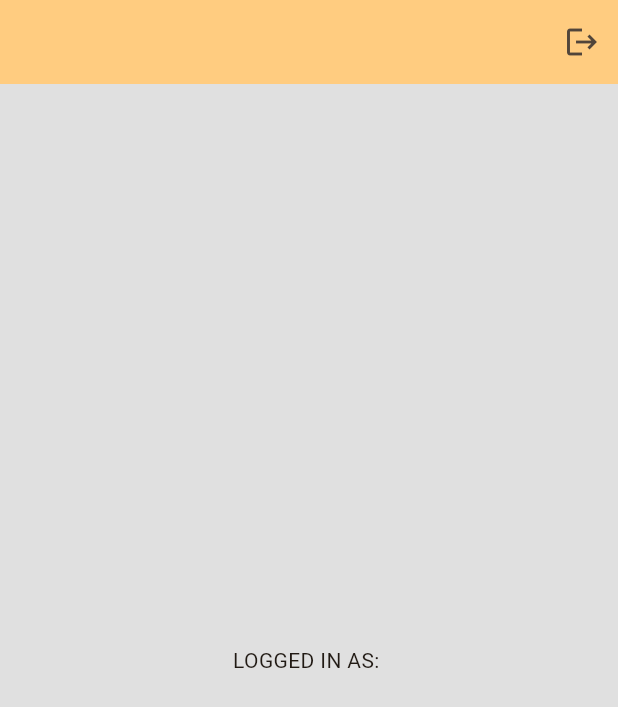
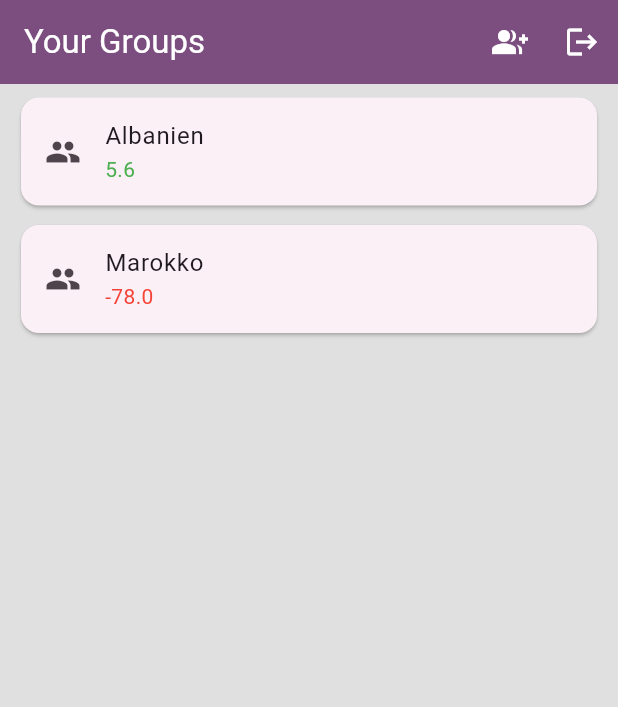
Before and after one commit to justforjan/firebase_testing, a Flutter app: the screen it shows once a user with an empty profile is signed in, on a phone screen of 412 x 824 dp. Shown: the top 707 px of the screen. Run offline on Flutter 3.47's test engine with Material 3 defaults, Android fonts, the phone set to English and light mode, and no system bars; our stand-ins replace firebase_auth, firebase_core, google_sign_in; accounts and stored records are empty.

Commit message:
implemented group page + externalized app bar component

```diff
--- /dev/null
+++ b/lib/components/app_bar.dart
@@ -0,0 +1,40 @@
+import 'package:firebase_auth/firebase_auth.dart';
+import 'package:firebase_testing/services/expense_services.dart';
+import 'package:flutter/material.dart';
+
+class MyAppBar extends StatelessWidget implements PreferredSize {
+  final String title;
+
+  MyAppBar({super.key, this.title = ""});
+
+  @override
+  Widget build(BuildContext context) {
+    return AppBar(
+      backgroundColor: Theme.of(context).colorScheme.primary,
+      title: Text(title,
+          style: const TextStyle(
+            color: Colors.white,
+          )),
+      actions: [
+        IconButton(
+            onPressed: ExpenseServices().createGroup(),
+            icon: const Icon(
+              Icons.group_add,
+              color: Colors.white,
+            )),
+        IconButton(
+            onPressed: () => FirebaseAuth.instance.signOut(),
+            icon: const Icon(
+              Icons.logout,
+              color: Colors.white,
+            ))
+      ],
+    );
+  }
+
+  @override
+  Size get preferredSize => const Size.fromHeight(kToolbarHeight);
+
+  @override
+  Widget get child => this;
+}
--- /dev/null
+++ b/lib/components/group_card.dart
@@ -0,0 +1,37 @@
+import 'package:flutter/material.dart';
+import 'package:firebase_testing/components/helper_components.dart'
+    show addVerticalSpace;
+
+class Group extends StatelessWidget {
+  final String groupName;
+  final double saldo;
+  final int groupID;
+
+  const Group(
+      {super.key,
+      required this.groupName,
+      required this.saldo,
+      required this.groupID});
+
+  void openGroup() {}
+
+  @override
+  Widget build(BuildContext context) {
+    return Column(
+      children: [
+        addVerticalSpace(5),
+        Card(
+          child: ListTile(
+            onTap: openGroup,
+            leading: const Icon(Icons.group),
+            title: Text(groupName),
+            subtitle: Text(
+              saldo.toString(),
+              style: TextStyle(color: saldo < 0 ? Colors.red : Colors.green),
+            ),
+          ),
+        ),
+      ],
+    );
+  }
+}
--- /dev/null
+++ b/lib/components/helper_components.dart
@@ -0,0 +1,7 @@
+import 'package:flutter/material.dart';
+
+Widget addVerticalSpace(double space) {
+  return SizedBox(
+    height: space,
+  );
+}
--- a/lib/main.dart
+++ b/lib/main.dart
@@ -20,7 +20,7 @@ class MyApp extends StatelessWidget {
       title: 'Flutter Demo',
       theme: ThemeData(
         colorScheme: ColorScheme.fromSeed(
-            seedColor: Colors.orange, surface: Colors.grey[300]),
+            seedColor: Colors.purple, surface: Colors.grey[300]),
         // scaffoldBackgroundColor: Colors.grey[300],
         // textTheme: TextTheme(),
         useMaterial3: true,
--- /dev/null
+++ b/lib/pages/create_group.dart
@@ -0,0 +1,15 @@
+import 'package:flutter/material.dart';
+
+class CreateGroup extends StatefulWidget {
+  const CreateGroup({super.key});
+
+  @override
+  State<CreateGroup> createState() => _CreateGroupState();
+}
+
+class _CreateGroupState extends State<CreateGroup> {
+  @override
+  Widget build(BuildContext context) {
+    return Scaffold();
+  }
+}
--- a/lib/pages/home_page.dart
+++ b/lib/pages/home_page.dart
@@ -1,28 +1,45 @@
 import 'package:firebase_auth/firebase_auth.dart';
+import 'package:firebase_testing/components/app_bar.dart';
+import 'package:firebase_testing/components/group_card.dart';
+import 'package:firebase_testing/components/helper_components.dart'
+    show addVerticalSpace;
+import 'package:firebase_testing/services/auth_services.dart';
+import 'package:firebase_testing/services/expense_services.dart';
 import 'package:flutter/material.dart';
 
 class HomePage extends StatelessWidget {
-  final FirebaseAuth _auth = FirebaseAuth.instance;
-  final User? user = FirebaseAuth.instance.currentUser!;
-
   HomePage({super.key});
 
-  // sign user out
-  void signUserOut() {
-    _auth.signOut();
-  }
+  void createGroup() {}
 
   @override
   Widget build(BuildContext context) {
     return Scaffold(
-      appBar: AppBar(
-        backgroundColor: Colors.orange[200],
-        actions: [
-          IconButton(onPressed: signUserOut, icon: const Icon(Icons.logout))
-        ],
+      appBar: MyAppBar(
+        title: "Your Groups",
       ),
-      body: Center(
-        child: Text("LOGGED IN AS: ${user!.email!}"),
+      body: const SafeArea(
+        child: SingleChildScrollView(
+          child: Padding(
+            padding: const EdgeInsets.symmetric(horizontal: 10),
+            child: Column(
+              mainAxisAlignment: MainAxisAlignment.start,
+              children: [
+                Group(
+                  groupName: "Albanien",
+                  groupID: 1,
+                  saldo: 5.6,
+                ),
+                // Divider(),
+                Group(
+                  groupName: "Marokko",
+                  groupID: 2,
+                  saldo: -78.0,
+                )
+              ],
+            ),
+          ),
+        ),
       ),
     );
   }
--- a/lib/services/auth_services.dart
+++ b/lib/services/auth_services.dart
@@ -34,4 +34,8 @@ class AuthServices {
     await FirebaseAuth.instance
         .signInWithEmailAndPassword(email: email, password: password);
   }
+
+  signUserOut() {
+    FirebaseAuth.instance.signOut();
+  }
 }
--- /dev/null
+++ b/lib/services/expense_services.dart
@@ -0,0 +1,8 @@
+class ExpenseServices {
+  createGroup() {
+    print("Create group");
+  }
+
+  joinGroup() {}
+  leaveGroup() {}
+}
```
